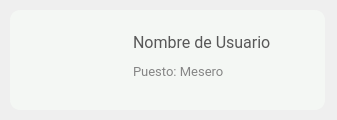
Old version of the form El-Patio/administrador/admin_tarjeta_usuario.ui in the repository MrDanielG/IHC-ElPatio.
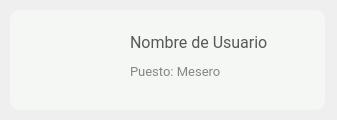
New version of the form. Icons and pictures are not drawn.

```diff
--- a/El-Patio/administrador/admin_tarjeta_usuario.ui
+++ b/El-Patio/administrador/admin_tarjeta_usuario.ui
@@ -49,9 +49,9 @@
   <widget class="QWidget" name="">
    <property name="geometry">
     <rect>
-     <x>133</x>
+     <x>130</x>
      <y>30</y>
-     <width>181</width>
+     <width>191</width>
      <height>53</height>
     </rect>
    </property>
```
